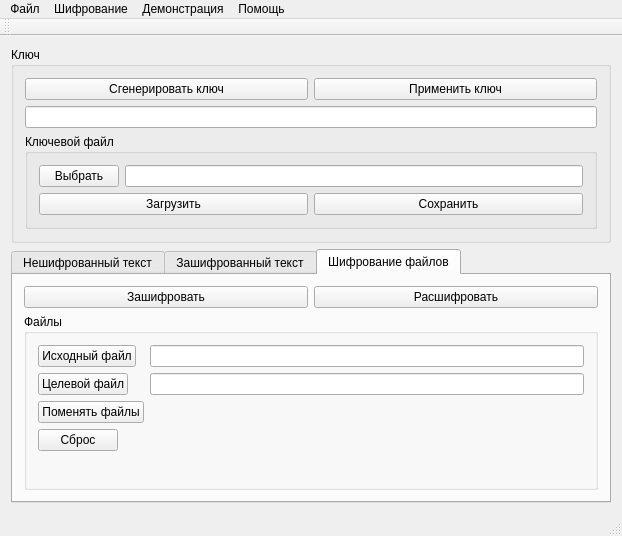
Above: forms/mainwindow.ui from suiljex/idea_tools before the change. Below: the same form after it.
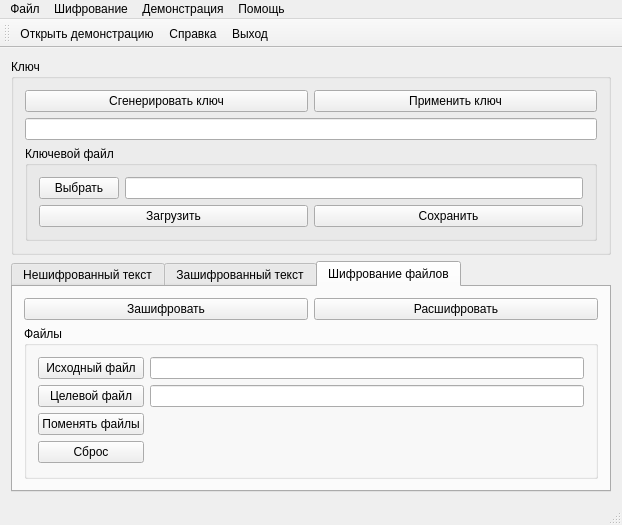
That is the form after the change. The open tabs and pages were chosen to show the change.

Diff of the .ui file:
```diff
--- a/forms/mainwindow.ui
+++ b/forms/mainwindow.ui
@@ -7,7 +7,7 @@
     <x>0</x>
     <y>0</y>
     <width>622</width>
-    <height>536</height>
+    <height>513</height>
    </rect>
   </property>
   <property name="windowTitle">
@@ -168,7 +168,7 @@
           <property name="title">
            <string>Файлы</string>
           </property>
-          <layout class="QFormLayout" name="formLayout_2">
+          <layout class="QGridLayout" name="gridLayout">
            <item row="0" column="0">
             <widget class="QPushButton" name="pushButton_open_file_srs">
              <property name="text">
@@ -189,13 +189,6 @@
            <item row="1" column="1">
             <widget class="QLineEdit" name="lineEdit_file_dst"/>
            </item>
-           <item row="3" column="0">
-            <widget class="QPushButton" name="pushButton_reset">
-             <property name="text">
-              <string>Сброс</string>
-             </property>
-            </widget>
-           </item>
            <item row="2" column="0">
             <widget class="QPushButton" name="pushButton_files_switch">
              <property name="text">
@@ -203,6 +196,16 @@
              </property>
             </widget>
            </item>
+           <item row="3" column="0">
+            <widget class="QPushButton" name="pushButton_reset">
+             <property name="toolTip">
+              <string>Сбросить названия файлов</string>
+             </property>
+             <property name="text">
+              <string>Сброс</string>
+             </property>
+            </widget>
+           </item>
           </layout>
          </widget>
         </item>
@@ -279,6 +282,9 @@
    <attribute name="toolBarBreak">
     <bool>false</bool>
    </attribute>
+   <addaction name="start_demo"/>
+   <addaction name="help"/>
+   <addaction name="exit"/>
   </widget>
   <widget class="QStatusBar" name="statusBar"/>
   <action name="exit">
@@ -356,7 +362,7 @@
   </action>
   <action name="start_demo">
    <property name="text">
-    <string>Открыть</string>
+    <string>Открыть демонстрацию</string>
    </property>
   </action>
   <action name="help">
```
Left out of the diff: 35 changed lines with no effect on the pictures.
